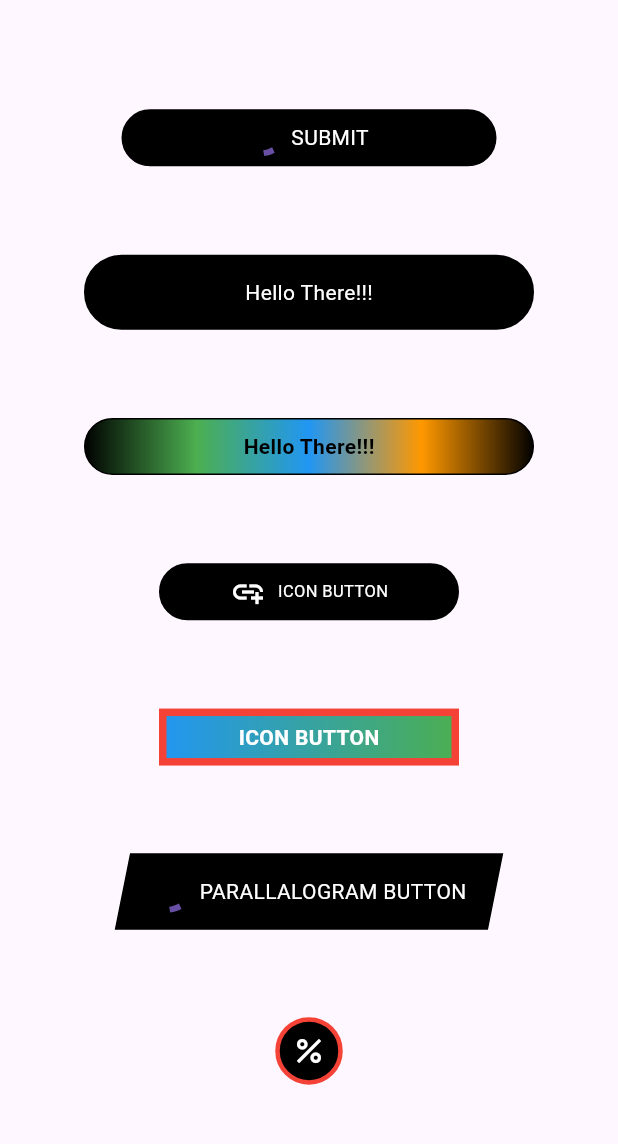
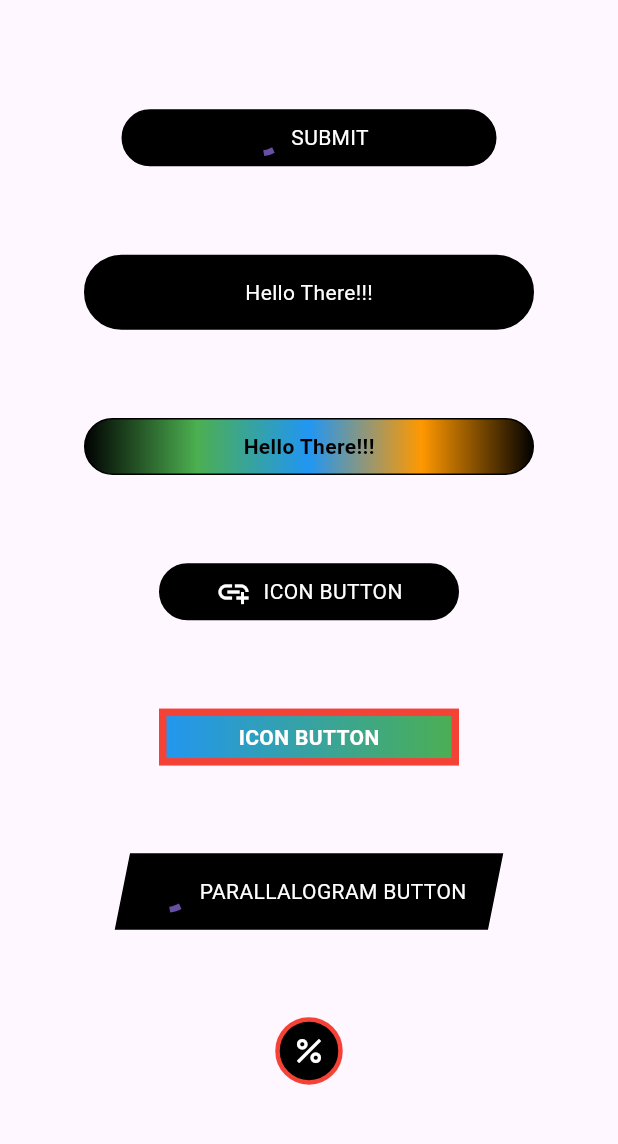
Before and after one commit to aneebasif/flutter-libraries, a Flutter app: the screen it shows after launch, on a phone screen of 412 x 824 dp, the part 63-1207 px from its top. Run offline on Flutter 3.47's test engine with Material 2 defaults, Android fonts, the phone set to English and light mode, and no system bars.

Commit message:
added required field for text in the text button and removed from the button style

```diff
--- a/buttons/example/lib/main.dart
+++ b/buttons/example/lib/main.dart
@@ -26,10 +26,10 @@ class MyApp extends StatelessWidget {
             SizedBox(
               width: 250,
               child: WoiTextButton(
+                text: 'Submit'.toUpperCase(),
                 buttonStyle: WoiButtonStyle(
                   sideWidget: const CircularProgressIndicator(),
                   sideWidgetSize: 20,
-                  text: 'Submit'.toUpperCase(),
                   textMargin: const EdgeInsets.only(
                     left: 8,
                   ),
@@ -43,8 +43,8 @@ class MyApp extends StatelessWidget {
             WoiTextButton(
               onTap: () {},
               width: 300,
+              text: 'Hello There!!!',
               buttonStyle: WoiButtonStyle(
-                text: 'Hello There!!!',
                 border: Border.all(
                   width: 4,
                 ),
@@ -58,8 +58,8 @@ class MyApp extends StatelessWidget {
             ),
             WoiTextButton(
               onTap: () {},
+              text: 'Hello There!!!',
               buttonStyle: WoiButtonStyle(
-                text: 'Hello There!!!',
                 textStyle: const TextStyle(
                   color: Colors.black,
                   fontWeight: FontWeight.bold,
@@ -78,8 +78,8 @@ class MyApp extends StatelessWidget {
             ),
             WoiTextButton(
               onTap: () {},
+              text: 'Icon button'.toUpperCase(),
               buttonStyle: WoiButtonStyle(
-                text: 'Icon button'.toUpperCase(),
                 sideWidget: const Padding(
                   padding: EdgeInsets.only(
                     right: 8.0,
@@ -95,8 +95,8 @@ class MyApp extends StatelessWidget {
             ),
             WoiTextButton(
               onTap: () {},
+              text: 'Icon button'.toUpperCase(),
               buttonStyle: WoiButtonStyle(
-                text: 'Icon button'.toUpperCase(),
                 textStyle: const TextStyle(
                   color: Colors.white,
                   fontWeight: FontWeight.bold,
--- a/buttons/lib/buttons/text_button.dart
+++ b/buttons/lib/buttons/text_button.dart
@@ -15,6 +15,7 @@ class WoiTextButton extends StatelessWidget {
     this.isDisabled = false,
     this.boxShadowList,
     this.buttonStyle,
+    this.text = '',
   }) : super(key: key);
   final double borderRadius;
   final VoidCallback? onTap;
@@ -25,6 +26,7 @@ class WoiTextButton extends StatelessWidget {
   final bool isDisabled;
   final List<BoxShadow>? boxShadowList;
   final WoiButtonStyle? buttonStyle;
+  final String text;
 
   @override
   Widget build(BuildContext context) {
@@ -57,19 +59,17 @@ class WoiTextButton extends StatelessWidget {
   }
 
   Widget _textContainer() {
-    if (buttonStyle?.text == null) {
+    if (text == '') {
       return Container();
     }
     return Container(
       margin: buttonStyle?.textMargin,
       child: Text(
-        buttonStyle?.text ?? '',
+        text,
         overflow: TextOverflow.ellipsis,
         style: buttonStyle?.textStyle ??
             const TextStyle(
-              height: 1,
               color: Colors.white,
-              fontSize: 11,
             ),
         textAlign: TextAlign.center,
       ),
--- a/buttons/lib/utils/woi_button_style.dart
+++ b/buttons/lib/utils/woi_button_style.dart
@@ -8,7 +8,6 @@ class WoiButtonStyle {
   Widget? sideWidget;
   double? sideWidgetSize;
   WidgetLocation widgetLocation;
-  String? text;
   Color? backgroundColor;
   List<BoxShadow>? boxShadow;
   Gradient? gradient;
@@ -22,7 +21,6 @@ class WoiButtonStyle {
     this.sideWidget,
     this.sideWidgetSize,
     this.widgetLocation = WidgetLocation.start,
-    this.text,
     this.backgroundColor,
     this.boxShadow,
     this.gradient,
```
